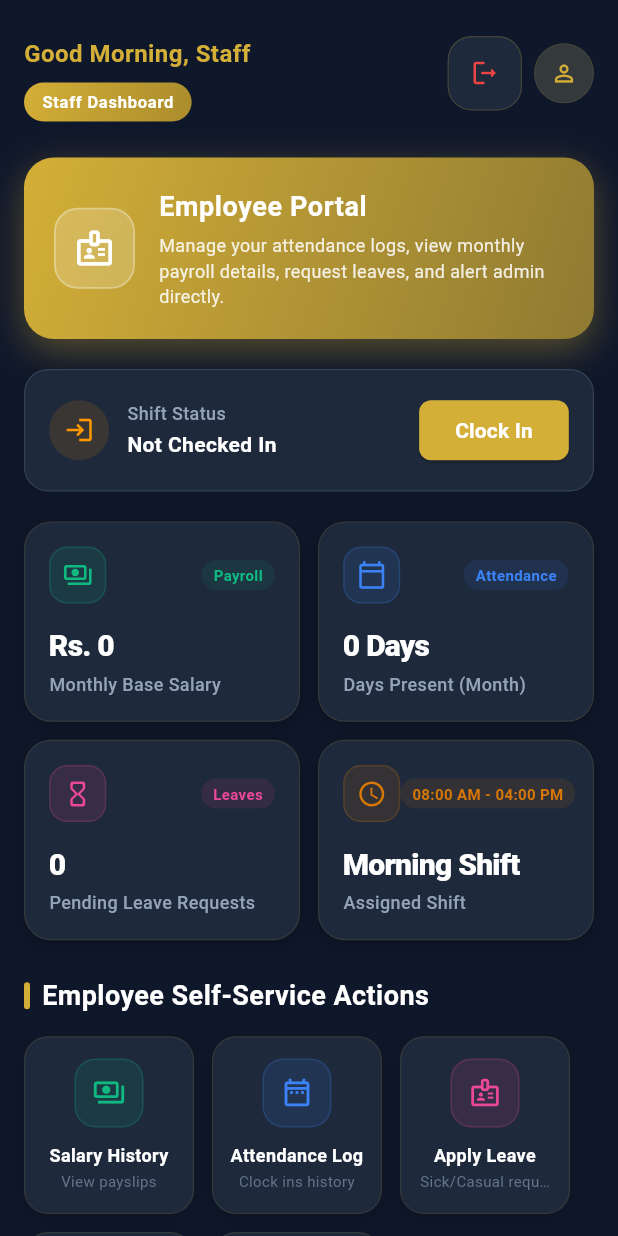
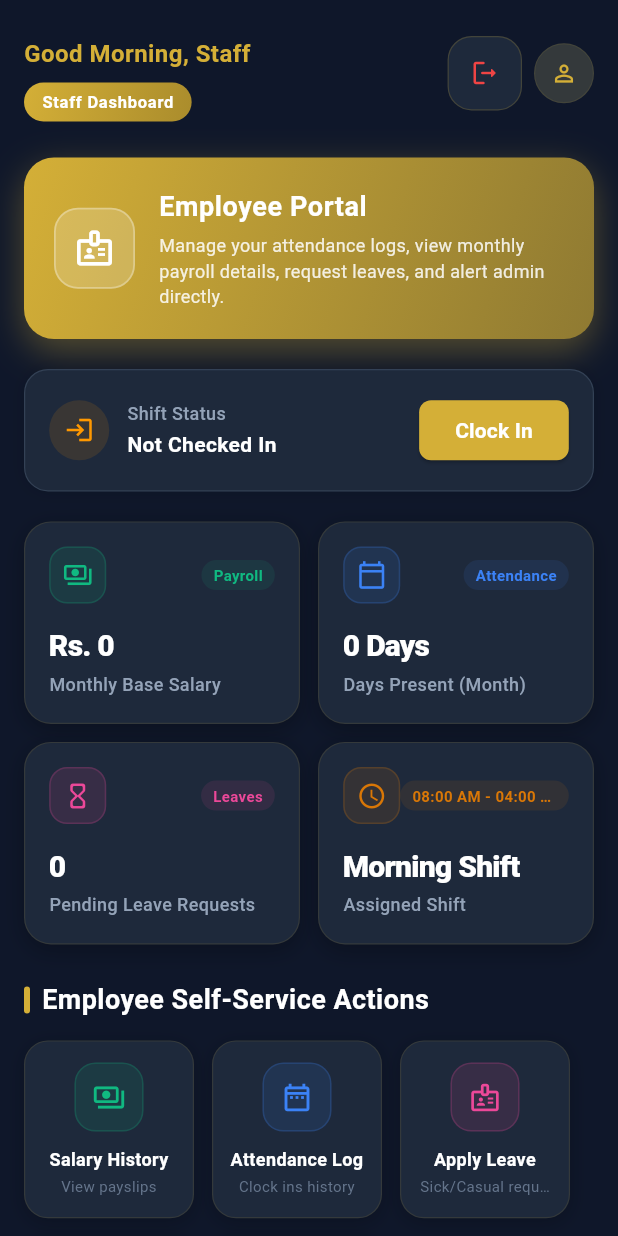
Before and after one commit to Haseeb-ML/Al-Haseeb-Foods-and-Bakers, a Flutter app: the StaffDashboard screen opened directly with empty values, on a phone screen of 412 x 824 dp. Run offline on Flutter 3.47's test engine with Material 3 defaults, Android fonts, the phone set to English and light mode, and no system bars; our stand-ins replace cached_network_image, cloud_firestore, file_picker, firebase_auth, firebase_core, flutter_cache_manager and 4 more; accounts and stored records are empty.

Commit message:
Fix overflow in staff dashboard stat cards and shift status

```diff
--- a/lib/screens/staff/staff_dashboard.dart
+++ b/lib/screens/staff/staff_dashboard.dart
@@ -1586,7 +1586,8 @@ class _StaffDashboardState extends State<StaffDashboard> {
                   child: Row(
                     mainAxisAlignment: MainAxisAlignment.spaceBetween,
                     children: [
-                      Row(
+                      Expanded(
+                        child: Row(
                           children: [
                             Container(
                               padding: const EdgeInsets.all(10),
@@ -1597,7 +1598,8 @@ class _StaffDashboardState extends State<StaffDashboard> {
                               child: Icon(statusIcon, color: statusColor, size: 20),
                             ),
                             const SizedBox(width: 12),
-                          Column(
+                            Expanded(
+                              child: Column(
                                 crossAxisAlignment: CrossAxisAlignment.start,
                                 children: [
                                   Text(
@@ -1611,6 +1613,8 @@ class _StaffDashboardState extends State<StaffDashboard> {
                                   const SizedBox(height: 2),
                                   Text(
                                     statusText,
+                                    maxLines: 1,
+                                    overflow: TextOverflow.ellipsis,
                                     style: TextStyle(
                                       fontSize: 14,
                                       color: textPrimary,
@@ -1619,7 +1623,9 @@ class _StaffDashboardState extends State<StaffDashboard> {
                                   ),
                                 ],
                               ),
-                        ],
+                            ),
+                          ],
+                        ),
                       ),
                       if (!isClockedOut)
                         ElevatedButton(
@@ -1929,6 +1935,7 @@ class _StatCard extends StatelessWidget {
   @override
   Widget build(BuildContext context) {
     return Container(
+      height: 135,
       padding: const EdgeInsets.all(16),
       decoration: BoxDecoration(
         color: card,
@@ -1965,7 +1972,8 @@ class _StatCard extends StatelessWidget {
                 ),
                 child: Icon(icon, size: 20, color: color),
               ),
-              Container(
+              Flexible(
+                child: Container(
                   padding: const EdgeInsets.symmetric(horizontal: 8, vertical: 3),
                   decoration: BoxDecoration(
                     color: color.withValues(alpha: 0.1),
@@ -1973,10 +1981,13 @@ class _StatCard extends StatelessWidget {
                   ),
                   child: Text(
                     badgeText,
+                    maxLines: 1,
+                    overflow: TextOverflow.ellipsis,
                     style: TextStyle(
                       fontSize: 10,
                       fontWeight: FontWeight.bold,
                       color: color,
+                    ),
                   ),
                 ),
               ),
@@ -1997,6 +2008,8 @@ class _StatCard extends StatelessWidget {
           const SizedBox(height: 2),
           Text(
             label,
+            maxLines: 1,
+            overflow: TextOverflow.ellipsis,
             style: TextStyle(
               fontSize: 12,
               fontWeight: FontWeight.w500,
```
Lines whose indentation alone changed are shown as unchanged.
